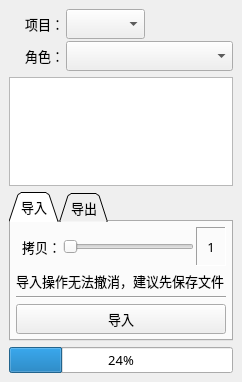
Above: commons/ui/motionLib.ui from lonegather/Barbarian before the change. Below: the same form after it.
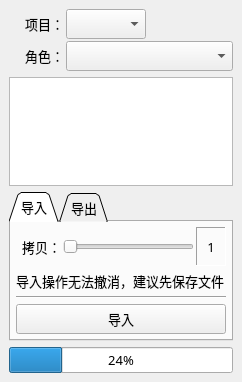
That is the form after the change. Icons and pictures are not drawn.

The edit to the form file:
```diff
--- a/commons/ui/motionLib.ui
+++ b/commons/ui/motionLib.ui
@@ -61,10 +61,16 @@
         </property>
         <property name="minimumSize">
          <size>
-          <width>0</width>
+          <width>80</width>
           <height>30</height>
          </size>
         </property>
+        <property name="maximumSize">
+         <size>
+          <width>80</width>
+          <height>16777215</height>
+         </size>
+        </property>
        </widget>
       </item>
       <item row="1" column="0">
```
Left out of the diff: 37 changed lines with no effect on the pictures.
